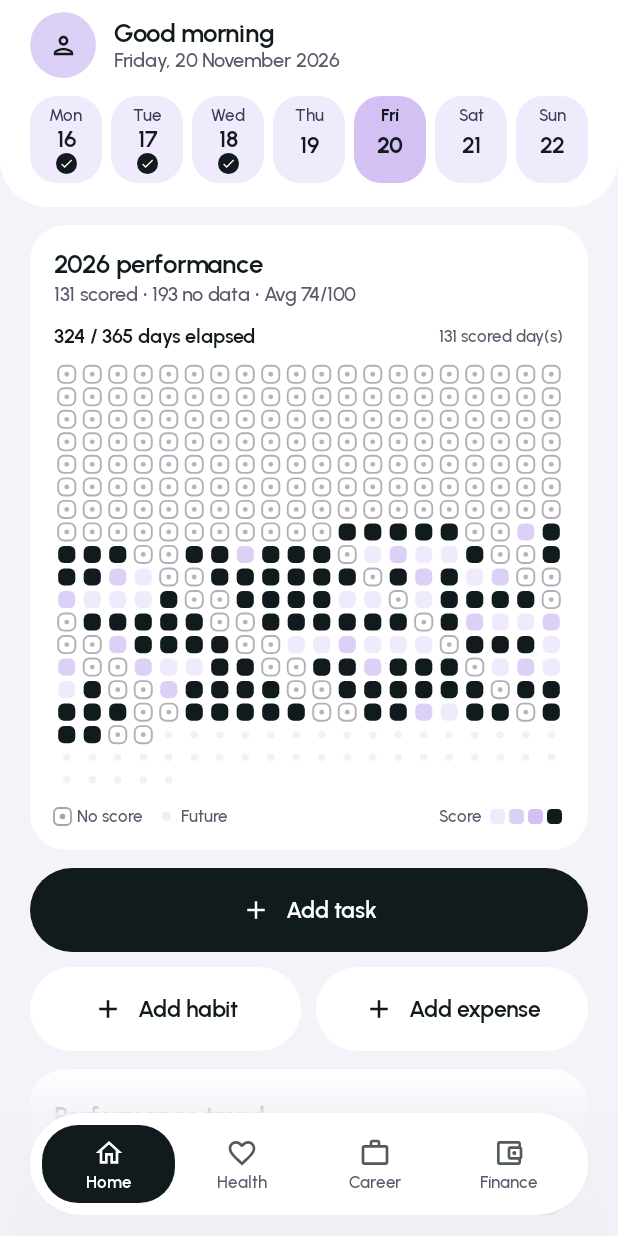
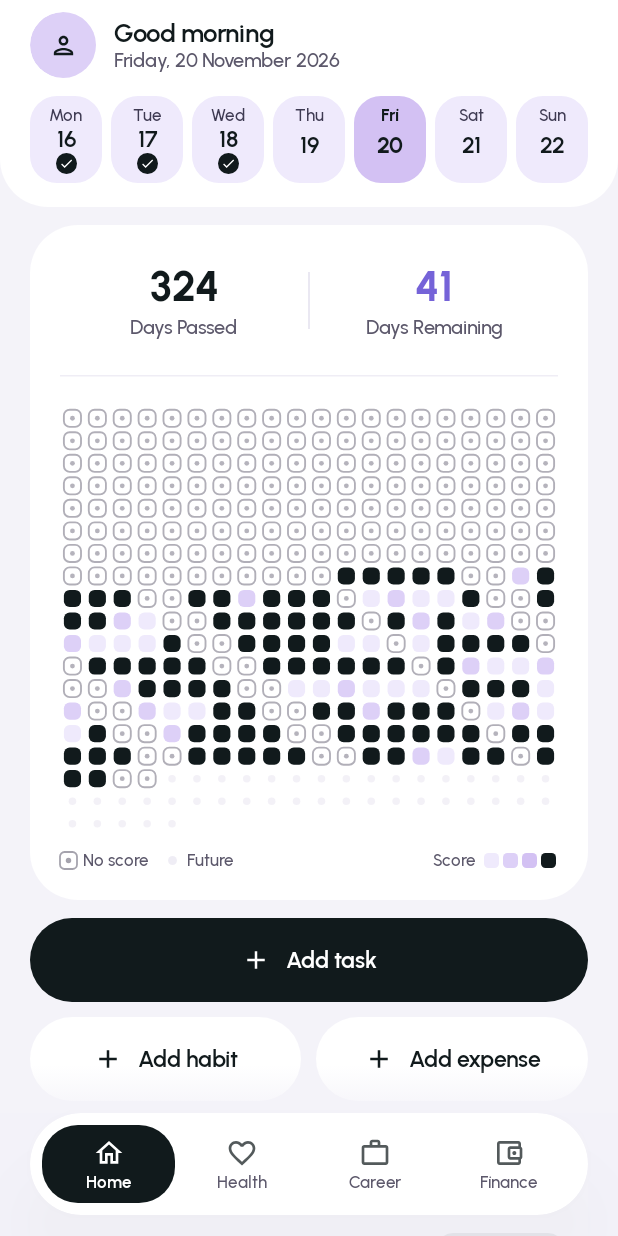
Before and after one commit to Naitik2408/MyAnalytics, an Android app built with Jetpack Compose: the screen it shows after launch (MainActivity), on a phone screen of 412 x 824 dp. Run offline under Robolectric (Android 15) with nearby library versions, the phone set to English and light mode, and no system bars; our stand-ins replace Room's generated code.

Commit message:
feat(home,finance): add Days Passed/Remaining heatmap header and fix Finance transaction row layout

```diff
--- a/app/src/main/java/com/lifeanalytics/app/core/designsystem/Charts.kt
+++ b/app/src/main/java/com/lifeanalytics/app/core/designsystem/Charts.kt
@@ -1098,7 +1098,8 @@ fun LaYear365Calendar(
     selectedDate: java.time.LocalDate?,
     onSelectDay: (com.lifeanalytics.app.domain.analytics.YearDayCellModel) -> Unit,
     modifier: Modifier = Modifier,
-    tint: TintSteps = LaTheme.colors.tints.lavender
+    tint: TintSteps = LaTheme.colors.tints.lavender,
+    showSummaryHeader: Boolean = true
 ) {
     val colors = LaTheme.colors
     val columns = 20
@@ -1112,6 +1113,7 @@ fun LaYear365Calendar(
             },
         verticalArrangement = Arrangement.spacedBy(10.dp)
     ) {
+        if (showSummaryHeader) {
             // Summary strip: Elapsed vs Remaining + Scored days
             Row(
                 modifier = Modifier.fillMaxWidth(),
@@ -1128,6 +1130,7 @@ fun LaYear365Calendar(
                     style = LaTheme.typography.chartMicroLabel,
                     color = colors.textSecondary
                 )
+            }
         }
 
         // Interactive Canvas Grid for 365/366 days
--- a/app/src/main/java/com/lifeanalytics/app/core/time/TimeUtils.kt
+++ b/app/src/main/java/com/lifeanalytics/app/core/time/TimeUtils.kt
@@ -143,4 +143,29 @@ object DateAttributionPolicy {
     fun formatMinutes(totalMinutes: Int): String = formatSummaryMinutes(totalMinutes)
 
     fun isoWeekRange(anchorDate: LocalDate): Pair<LocalDate, LocalDate> = weekRangeForDate(anchorDate)
+
+    /**
+     * Dynamically calculates year progress for [date] using local calendar rules.
+     * - [daysPassed]: 1-based day number within the year, counting [date] itself (Jan 1 = 1).
+     * - [totalDaysInYear]: 365 for normal years, 366 for leap years.
+     * - [daysRemaining]: [totalDaysInYear] - [daysPassed] (0 on Dec 31).
+     */
+    fun yearProgress(date: LocalDate): YearProgress {
+        val total = date.lengthOfYear()
+        val passed = date.dayOfYear.coerceIn(1, total)
+        val remaining = (total - passed).coerceAtLeast(0)
+        return YearProgress(
+            year = date.year,
+            daysPassed = passed,
+            daysRemaining = remaining,
+            totalDaysInYear = total
+        )
+    }
 }
+
+data class YearProgress(
+    val year: Int,
+    val daysPassed: Int,
+    val daysRemaining: Int,
+    val totalDaysInYear: Int
+)
--- a/app/src/main/java/com/lifeanalytics/app/feature/home/HomeDashboardScreen.kt
+++ b/app/src/main/java/com/lifeanalytics/app/feature/home/HomeDashboardScreen.kt
@@ -297,27 +297,77 @@ fun HomeDashboardScreen(
                 }
             }
 
-            // 2. 365-Day Performance Heatmap (Immediately after Date/Calendar section)
+            // 2. 365-Day Performance Heatmap with Days Passed / Days Remaining Header
             item {
+                val yearProgress = remember(today) { DateAttributionPolicy.yearProgress(today) }
                 Box(modifier = Modifier.padding(horizontal = spacing.screenInset)) {
-                    val yearSub = buildString {
-                        append("${yearCalendarModel.scoredDaysCount} scored • ")
-                        append("${yearCalendarModel.elapsedDaysWithoutScoreCount} no data")
-                        yearCalendarModel.averageYearScore?.let { avg ->
-                            append(" • Avg $avg/100")
+                    Column(
+                        modifier = Modifier
+                            .fillMaxWidth()
+                            .clip(LaTheme.radii.shapeLg)
+                            .background(colors.surface)
+                            .padding(spacing.space5)
+                    ) {
+                        Row(
+                            modifier = Modifier
+                                .fillMaxWidth()
+                                .padding(vertical = 4.dp),
+                            verticalAlignment = Alignment.CenterVertically
+                        ) {
+                            Column(
+                                modifier = Modifier.weight(1f),
+                                horizontalAlignment = Alignment.CenterHorizontally
+                            ) {
+                                Text(
+                                    text = yearProgress.daysPassed.toString(),
+                                    style = LaTheme.typography.metricValue.copy(fontWeight = FontWeight.Bold),
+                                    color = colors.textPrimary
+                                )
+                                Spacer(modifier = Modifier.height(2.dp))
+                                Text(
+                                    text = "Days Passed",
+                                    style = LaTheme.typography.label,
+                                    color = colors.textSecondary
+                                )
+                            }
+
+                            Box(
+                                modifier = Modifier
+                                    .width(1.dp)
+                                    .height(38.dp)
+                                    .background(colors.outline.copy(alpha = 0.7f))
+                            )
+
+                            Column(
+                                modifier = Modifier.weight(1f),
+                                horizontalAlignment = Alignment.CenterHorizontally
+                            ) {
+                                Text(
+                                    text = yearProgress.daysRemaining.toString(),
+                                    style = LaTheme.typography.metricValue.copy(fontWeight = FontWeight.Bold),
+                                    color = colors.accent
+                                )
+                                Spacer(modifier = Modifier.height(2.dp))
+                                Text(
+                                    text = "Days Remaining",
+                                    style = LaTheme.typography.label,
+                                    color = colors.textSecondary
+                                )
+                            }
                         }
-                    }
-                    LaContainerPanel(
-                        title = "${yearCalendarModel.year} performance",
-                        subtitle = yearSub
-                    ) {
+
+                        Spacer(modifier = Modifier.height(14.dp))
+                        LaRowDivider()
+                        Spacer(modifier = Modifier.height(14.dp))
+
                         LaYear365Calendar(
                             calendar = yearCalendarModel,
                             selectedDate = drilldownDateEpoch?.let { LocalDate.ofEpochDay(it) },
                             onSelectDay = { cell ->
                                 drilldownDateEpoch = cell.date.toEpochDay()
                             },
-                            tint = colors.tints.lavender
+                            tint = colors.tints.lavender,
+                            showSummaryHeader = false
                         )
                     }
                 }
```
Also changed, not shown: app/src/main/java/com/lifeanalytics/app/feature/finance/FinanceScreen.kt (+56 -37 lines), 1 other file. Lines whose indentation alone changed are shown as unchanged.
